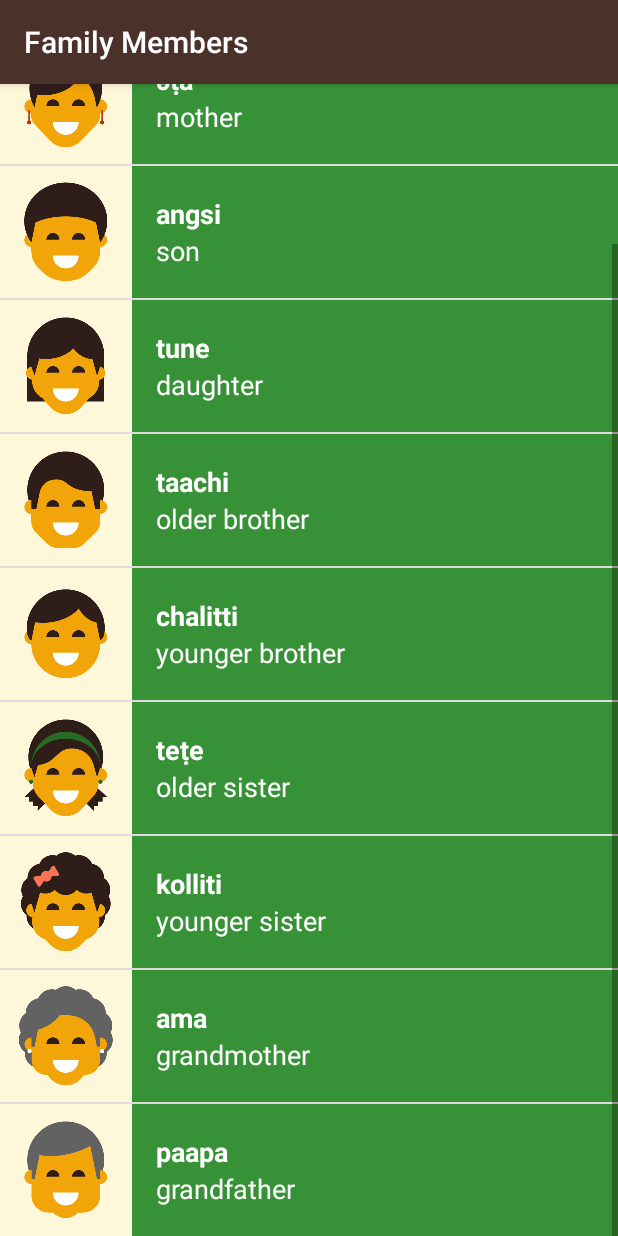
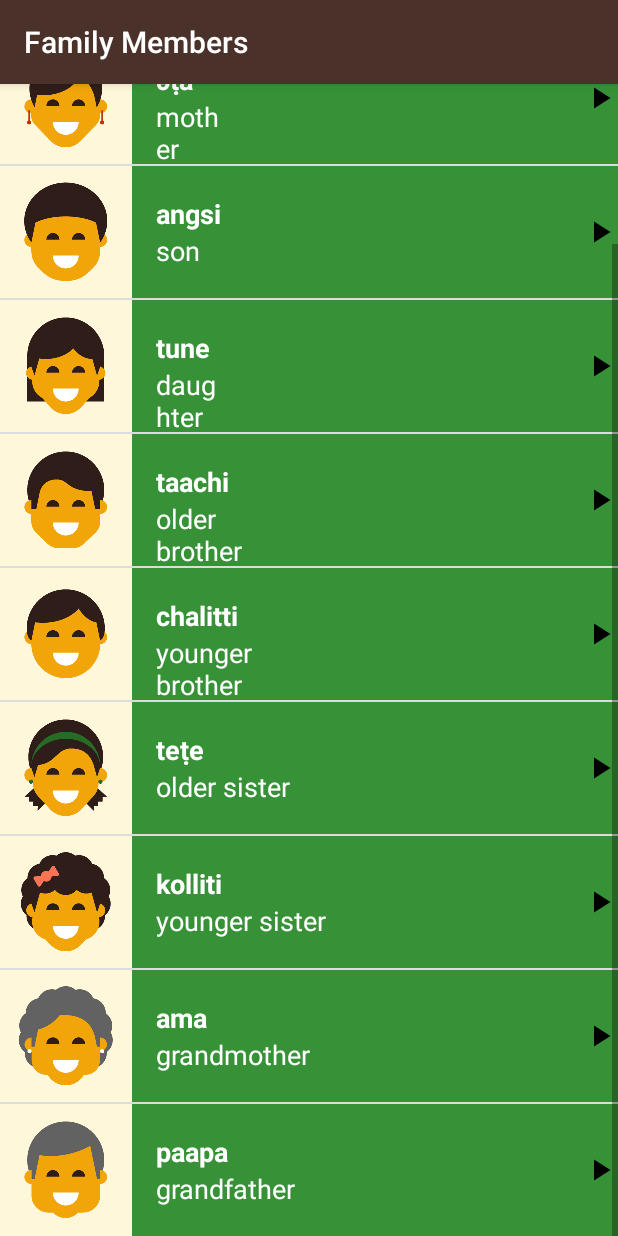
Before and after one commit to hiteshnayak305/Miwok-App, an Android app: the FamilyActivity screen opened directly, with no data from a screen before it, scrolled down 537 dp, on a phone screen of 412 x 824 dp. Run offline under Robolectric (Android 15) with nearby library versions, the phone set to English and light mode, and no system bars.

Commit message:
added play media icon to list_item

```diff
--- a/app/src/main/java/com/example/android/miwok/wordAdapter.java
+++ b/app/src/main/java/com/example/android/miwok/wordAdapter.java
@@ -7,6 +7,7 @@ import android.view.View;
 import android.view.ViewGroup;
 import android.widget.ArrayAdapter;
 import android.widget.ImageView;
+import android.widget.RelativeLayout;
 import android.widget.TextView;
 
 import java.util.List;
@@ -54,11 +55,12 @@ public class wordAdapter extends ArrayAdapter<word> {
         //set first TextView of item_list and background
         TextView mi = (TextView) listItemView.findViewById(R.id.miwok_text);
         mi.setText(currentWord.getMiwok());
-        mi.setBackgroundResource(colorId);
         //set second TextView of item_list and background
         TextView eng = (TextView) listItemView.findViewById(R.id.english_text);
         eng.setText(currentWord.getEnglish());
-        eng.setBackgroundResource(colorId);
+        //set background for relative layout
+        RelativeLayout rl = (RelativeLayout) listItemView.findViewById(R.id.text_container);
+        rl.setBackgroundResource(colorId);
         //set image view source and visibility of ImageView
         ImageView img = (ImageView) listItemView.findViewById(R.id.image_view);
         img.setVisibility(View.GONE);
--- a/app/src/main/res/layout/item_list.xml
+++ b/app/src/main/res/layout/item_list.xml
@@ -12,10 +12,18 @@
         android:layout_width="@dimen/list_item_height"
         android:layout_height="@dimen/list_item_height" />
 
-    <LinearLayout
+    <RelativeLayout
         android:id="@+id/text_container"
         android:layout_width="match_parent"
         android:layout_height="match_parent"
+        android:orientation="vertical">
+
+        <LinearLayout
+            android:layout_width="wrap_content"
+            android:layout_height="match_parent"
+            android:layout_alignParentBottom="true"
+            android:layout_alignParentLeft="true"
+            android:layout_alignParentTop="true"
             android:orientation="vertical">
 
             <TextView
@@ -34,6 +42,7 @@
                 android:id="@+id/english_text"
                 android:layout_width="match_parent"
                 android:layout_height="0dp"
+                android:layout_below="@id/miwok_text"
                 android:layout_weight="1"
                 android:gravity="top"
                 android:paddingLeft="@dimen/activity_horizontal_margin"
@@ -41,4 +50,12 @@
                 android:textSize="18sp"
                 tool:text="english" />
         </LinearLayout>
+
+        <ImageView
+            android:layout_width="wrap_content"
+            android:layout_height="wrap_content"
+            android:layout_alignParentRight="true"
+            android:layout_centerVertical="true"
+            android:src="@drawable/ic_play_arrow_black_24dp" />
+    </RelativeLayout>
 </LinearLayout>
--- a/app/src/main/res/values/dimens.xml
+++ b/app/src/main/res/values/dimens.xml
@@ -4,4 +4,6 @@
     <!-- Default screen margins, per the Android Design guidelines. -->
     <dimen name="activity_horizontal_margin">16dp</dimen>
     <dimen name="activity_vertical_margin">16dp</dimen>
+
+    <dimen name="play_icon">24dp</dimen>
 </resources>
```
Also changed, not shown: app/src/main/res/drawable-hdpi/ic_play_arrow_black_24dp.png (added), app/src/main/res/drawable-mdpi/ic_play_arrow_black_24dp.png (added), app/src/main/res/drawable-xhdpi/ic_play_arrow_black_24dp.png (added), app/src/main/res/drawable-xxhdpi/ic_play_arrow_black_24dp.png (added), app/src/main/res/drawable-xxxhdpi/ic_play_arrow_black_24dp.png (added). Lines whose indentation alone changed are shown as unchanged.
